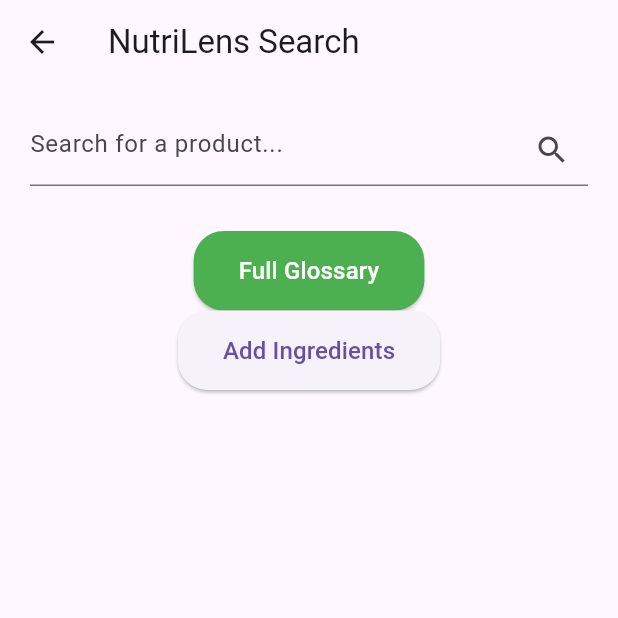
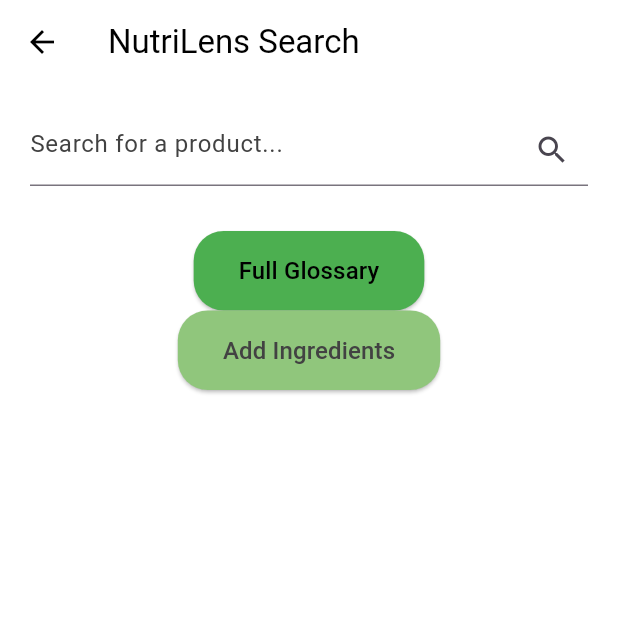
Before and after one commit to Technith/NutriLens, a Flutter app: the SearchPage screen opened by its route, on a phone screen of 412 x 824 dp, the top half of it. Run offline on Flutter 3.47's test engine with Material 3 defaults, Android fonts, the phone set to English and light mode, and no system bars; our stand-ins replace firebase_auth, firebase_core, firebase_database, firebase_messaging, hive_flutter, image_picker and 2 more; missing offline and left inert: google_mlkit_text_recognition, mobile_scanner; accounts and stored records are empty; network calls fail.

Commit message:
Search Theme update

```diff
--- a/lib/pages/search_page.dart
+++ b/lib/pages/search_page.dart
@@ -3,6 +3,7 @@
 import 'package:flutter/foundation.dart';
 import 'package:flutter/material.dart';
 import 'package:firebase_database/firebase_database.dart';
+import '../theme/theme_colors.dart';
 
 class SearchPage extends StatefulWidget {
   const SearchPage({super.key});
@@ -115,7 +116,7 @@
       children: _ingredients.map((e) => Text(
         '• $e',
         style: TextStyle(
-          color: _harmfulIngredients.contains(e) ? Colors.red : Colors.black,
+          color: _harmfulIngredients.contains(e) ? Colors.red : ThemeColor.textPrimary,
           fontWeight: _harmfulIngredients.contains(e) ? FontWeight.bold : FontWeight.normal,
         ),
       )).toList(),
@@ -125,7 +126,13 @@
   @override
   Widget build(BuildContext context) {
     return Scaffold(
-      appBar: AppBar(title: const Text('NutriLens Search')),
+      backgroundColor: ThemeColor.background,
+      appBar: AppBar(
+        title: const Text('NutriLens Search'),
+        backgroundColor: ThemeColor.background,
+        foregroundColor: ThemeColor.textPrimary,
+        elevation: 0,
+      ),
       body: Padding(
         padding: const EdgeInsets.all(20.0),
         child: Column(
@@ -133,8 +140,10 @@
           children: [
             TextField(
               controller: _controller,
+              style: TextStyle(color: ThemeColor.textPrimary),
               decoration: InputDecoration(
                 hintText: 'Search for a product...',
+                hintStyle: TextStyle(color: ThemeColor.textSecondary),
                 suffixIcon: IconButton(
                   icon: const Icon(Icons.search),
                   onPressed: _searchProduct,
@@ -151,7 +160,10 @@
                   itemBuilder: (context, index) {
                     final suggestion = _filteredSuggestions[index];
                     return ListTile(
-                      title: Text(suggestion),
+                      title: Text(
+                        suggestion,
+                        style: TextStyle(color: ThemeColor.textPrimary), // 👈 Add this
+                      ),
                       onTap: () {
                         _controller.text = suggestion;
                         _searchProduct(suggestion);
@@ -179,9 +191,9 @@
                     borderRadius: BorderRadius.circular(20),
                   ),
                 ),
-                child: const Text(
+                child: Text(
                   "Full Glossary",
-                  style: TextStyle(color: Colors.white, fontSize: 16),
+                  style: TextStyle(color: ThemeColor.textPrimary, fontSize: 16),
                 ),
               ),
             ),
@@ -191,14 +203,18 @@
                   Navigator.pushNamed(context, '/add_ingredients');
                 },
                 style: ElevatedButton.styleFrom(
+                  backgroundColor: ThemeColor.secondary,
                   padding: const EdgeInsets.symmetric(horizontal: 30, vertical: 15),
                   shape: RoundedRectangleBorder(
                     borderRadius: BorderRadius.circular(20),
                   ),
                 ),
-                child: const Text(
+                child: Text(
                   "Add Ingredients",
-                  style: TextStyle(fontSize: 16),
+                  style: TextStyle(
+                    fontSize: 16,
+                    color: ThemeColor.textSecondary, // ✅ valid here
+                  ),
                 ),
               ),
             ),
```
